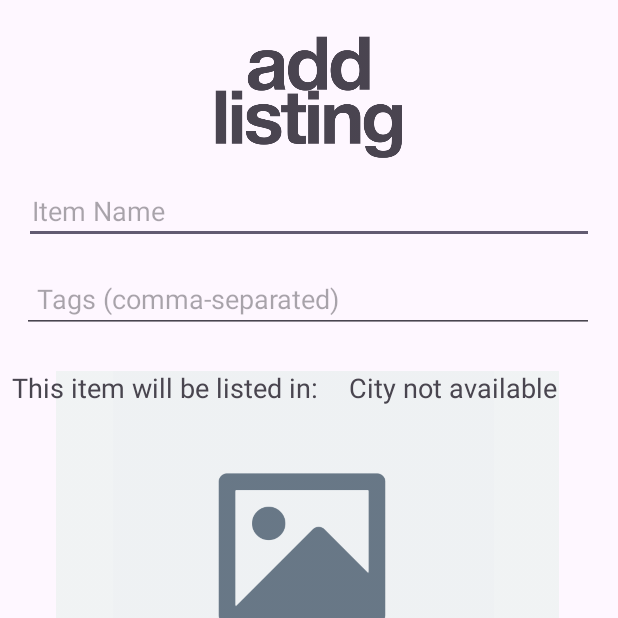
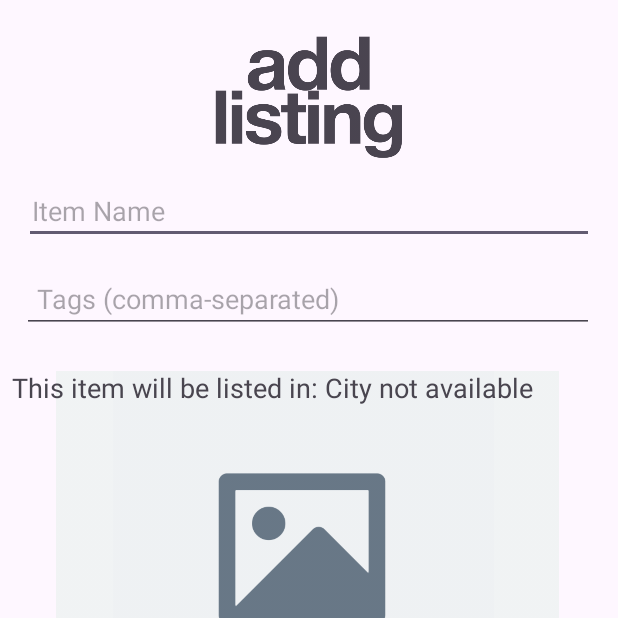
Before and after one commit to gracewang25/CampusCloset-MaxS-GraceW, an Android app: the CreateListing screen opened directly, with no data from a screen before it, on a phone screen of 412 x 824 dp, the top half of it. Run offline under Robolectric (Android 15) with nearby library versions, the phone set to English and light mode, and no system bars; our stand-ins replace Firebase (no records; nobody signed in at launch, a user with empty details on screens opened directly); pictures from the network do not load.

Commit message:
xml fixed, need to adjust city not available problem

```diff
--- a/app/src/main/java/com/example/clothingswap/CreateListing.java
+++ b/app/src/main/java/com/example/clothingswap/CreateListing.java
@@ -35,23 +35,24 @@ public class CreateListing extends AppCompatActivity {
         super.onCreate(savedInstanceState);
         setContentView(R.layout.activity_create_listing);
 
+        // Initialize components
         editTextItemName = findViewById(R.id.editTextItemName);
         editTextTags = findViewById(R.id.editTextTags);
         buttonUpload = findViewById(R.id.buttonUpload);
         buttonSelectImage = findViewById(R.id.buttonSelectImage);
         imageView = findViewById(R.id.imageView);
+        TextView textViewCity = findViewById(R.id.textViewCity);  // Reference to the TextView
 
         databaseReference = FirebaseDatabase.getInstance().getReference("listings");
 
-        TextView textViewCityName = findViewById(R.id.textViewCityName);
-
-
         // Retrieve the city passed from MainActivity
         userCity = getIntent().getStringExtra("userCity");
+
+        // Check if the city is received properly
         if (userCity != null && !userCity.isEmpty()) {
-            textViewCityName.setText(userCity); // Display the city name
+            textViewCity.setText("This item will be listed in: " + userCity);  // Set full text dynamically
         } else {
-            textViewCityName.setText("City not available"); // Default text if city is not provided
+            textViewCity.setText("This item will be listed in: City not available");  // Fallback text
         }
 
         buttonUpload.setOnClickListener(new View.OnClickListener() {
--- a/app/src/main/res/layout/activity_create_listing.xml
+++ b/app/src/main/res/layout/activity_create_listing.xml
@@ -5,9 +5,6 @@
     android:layout_width="match_parent"
     android:layout_height="match_parent"
     tools:context=".CreateListing">
-
-    <!-- Button for selecting image -->
-
 
     <!-- ImageView for displaying selected image -->
 
@@ -91,25 +88,14 @@
         app:layout_constraintTop_toTopOf="parent" />
 
     <TextView
-        android:id="@+id/textViewCityLabel"
+        android:id="@+id/textViewCity"
         android:layout_width="wrap_content"
         android:layout_height="wrap_content"
         android:text="This item will be listed in: "
         android:padding="8dp"
         app:layout_constraintStart_toStartOf="parent"
-        app:layout_constraintEnd_toStartOf="@id/textViewCityName"
         app:layout_constraintTop_toBottomOf="@id/editTextTags"
         android:layout_marginTop="16dp"
-        android:textAppearance="@style/TextAppearance.AppCompat.Medium"/>
-
-    <TextView
-        android:id="@+id/textViewCityName"
-        android:layout_width="0dp"
-        android:layout_height="wrap_content"
-        android:padding="8dp"
-        app:layout_constraintStart_toEndOf="@id/textViewCityLabel"
-        app:layout_constraintEnd_toEndOf="parent"
-        app:layout_constraintTop_toTopOf="@id/textViewCityLabel"
         android:textAppearance="@style/TextAppearance.AppCompat.Medium" />
 
     <Button
```
